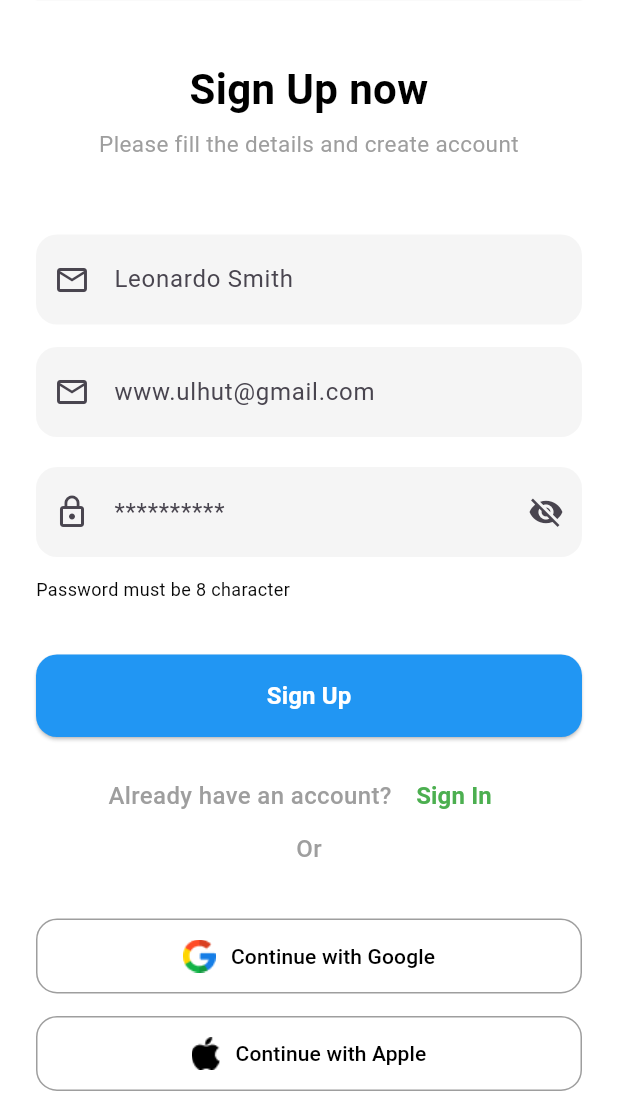
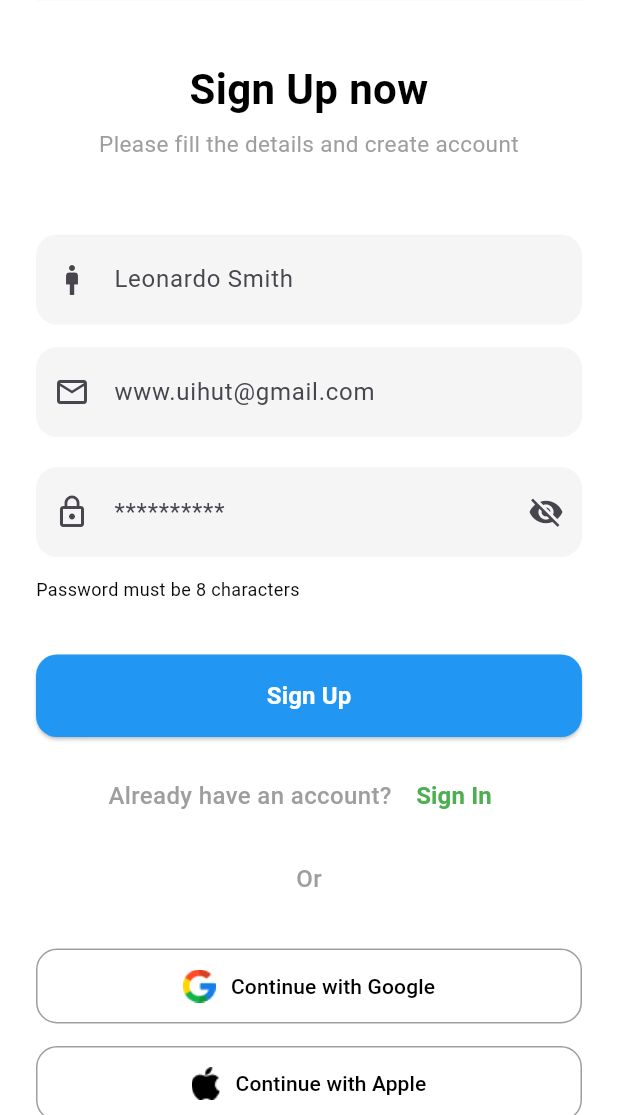
Before and after one commit to rakib02cse/sayara_hub, a Flutter app: the SignUp screen opened by its route, after a tap on "Sign Up", on a phone screen of 412 x 824 dp, the part 121-1236 px from its top. Run offline on Flutter 3.47's test engine with Material 3 defaults, Android fonts, the phone set to English and light mode, and no system bars; our stand-ins replace get, pin_code_fields.

Commit message:
update all

```diff
--- a/lib/config/route_manager/app_route.dart
+++ b/lib/config/route_manager/app_route.dart
@@ -16,7 +16,7 @@ class AppRoutes {
   static const String signUp = "/sign_up.dart";
   static const String splash = "/splash_screen.dart";
   static const String checkEmail = "/check_email_page.dart";
-  static const String otpVerification = "/check_email_page.dart";
+  static const String otpVerification = "/otp_verification_page.dart";
   static const String forgotPasswordPage = "/fotgot_password.dart";
   static const String getStarted1 = "/get_started_page1.dart";
   static const String getStarted2 = "/get_started_page2.dart";
--- a/lib/screens/forgot_password/otp_verification_page.dart
+++ b/lib/screens/forgot_password/otp_verification_page.dart
@@ -46,7 +46,6 @@ class OtpVerificationPage extends StatelessWidget {
             ),
             const SizedBox(height: 12),
 
-            // -> pin_code_fields widget
             PinCodeTextField(
               appContext: context,
               length: 4,
@@ -68,7 +67,6 @@ class OtpVerificationPage extends StatelessWidget {
               cursorColor: Colors.black,
               enableActiveFill: true,
               onChanged: (value) {
-                // optional: handle changes
               },
               onCompleted: (value) {
                 controller.verifyOtp(value);
@@ -83,8 +81,6 @@ class OtpVerificationPage extends StatelessWidget {
                 height: 50,
                 child: ElevatedButton(
                   onPressed: () {
-                    // optionally: call verify with a stored otp value
-                    // controller.verifyOtp(otpValue);
                   },
                   style: ElevatedButton.styleFrom(
                     backgroundColor: Colors.blue,
@@ -99,7 +95,6 @@ class OtpVerificationPage extends StatelessWidget {
 
             const SizedBox(height: 14),
 
-            // resend / timer row
             Row(
               mainAxisAlignment: MainAxisAlignment.spaceBetween,
               children: const [
--- a/lib/screens/get_started/get_started_page2.dart
+++ b/lib/screens/get_started/get_started_page2.dart
@@ -57,14 +57,11 @@ class GetStartedPage2 extends StatelessWidget {
                   ],
                 ),
               ),
-
-              // Bottom Buttons (Skip & Next)
               Padding(
                 padding: const EdgeInsets.only(bottom: 30),
                 child: Row(
                   mainAxisAlignment: MainAxisAlignment.spaceBetween,
                   children: [
-                    // Skip Button
                     TextButton(
                       onPressed: () {
                         Get.offNamed(AppRoutes.getStarted3);
@@ -78,7 +75,6 @@ class GetStartedPage2 extends StatelessWidget {
                       ),
                     ),
 
-                    // Next Button
                     SizedBox(
                       width: size.width * 0.6,
                       height: 55,
--- a/lib/screens/get_started/get_started_page4.dart
+++ b/lib/screens/get_started/get_started_page4.dart
@@ -18,7 +18,6 @@ class GetStartedPage4 extends StatelessWidget {
           child: Column(
             mainAxisAlignment: MainAxisAlignment.spaceBetween,
             children: [
-              // Top Image
               Expanded(
                 flex: 6,
                 child: Center(
@@ -30,7 +29,6 @@ class GetStartedPage4 extends StatelessWidget {
                 ),
               ),
 
-              // Title & Description
               const Expanded(
                 flex: 3,
                 child: Column(
@@ -59,13 +57,11 @@ class GetStartedPage4 extends StatelessWidget {
                 ),
               ),
 
-              // Bottom Buttons (Skip & Next)
               Padding(
                 padding: const EdgeInsets.only(bottom: 30),
                 child: Row(
                   mainAxisAlignment: MainAxisAlignment.spaceBetween,
                   children: [
-                    // Skip Button
                     TextButton(
                       onPressed: () {
                         Get.offNamed(AppRoutes.signIn);
@@ -79,7 +75,6 @@ class GetStartedPage4 extends StatelessWidget {
                       ),
                     ),
 
-                    // Next Button
                     SizedBox(
                       width: size.width * 0.6,
                       height: 55,
--- a/lib/screens/sign_in_screen/controller/sign_in_controller.dart
+++ b/lib/screens/sign_in_screen/controller/sign_in_controller.dart
@@ -24,11 +24,9 @@ class SignInController extends GetxController {
     Future.delayed(const Duration(seconds: 2), () {
       isLoading.value = false;
       Get.snackbar("Success", "Login Successful!");
-      // Get.offNamed(AppRoutes.home);
     });
   }
 
   void goToSignUp() {
-    // Get.toNamed(AppRoutes.signUp);
   }
 }
--- a/lib/screens/sign_up_screen/controller/sign_up_controller.dart
+++ b/lib/screens/sign_up_screen/controller/sign_up_controller.dart
@@ -2,20 +2,24 @@ import 'package:flutter/material.dart';
 import 'package:get/get.dart';
 
 class SignUpController extends GetxController {
+  final nameController = TextEditingController();
   final emailController = TextEditingController();
   final passwordController = TextEditingController();
+
   final isPasswordVisible = false.obs;
   final isLoading = false.obs;
+
 
   void togglePasswordVisibility() {
     isPasswordVisible.value = !isPasswordVisible.value;
   }
 
-  void signIn() {
+  void signUp() {
+    final name = nameController.text.trim();
     final email = emailController.text.trim();
     final password = passwordController.text.trim();
 
-    if (email.isEmpty || password.isEmpty) {
+    if (name.isEmpty || email.isEmpty || password.isEmpty) {
       Get.snackbar("Error", "Please fill in all fields");
       return;
     }
@@ -23,12 +27,18 @@ class SignUpController extends GetxController {
     isLoading.value = true;
     Future.delayed(const Duration(seconds: 2), () {
       isLoading.value = false;
-      Get.snackbar("Success", "Login Successful!");
-      // Get.offNamed(AppRoutes.home);
+      Get.snackbar("Success", "Account created successfully!");
     });
   }
 
-  void goToSignUp() {
-    // Get.toNamed(AppRoutes.signUp);
+  void goToSignIn() {
+  }
+
+  @override
+  void onClose() {
+    nameController.dispose();
+    emailController.dispose();
+    passwordController.dispose();
+    super.onClose();
   }
 }
--- a/lib/screens/sign_up_screen/sign_up.dart
+++ b/lib/screens/sign_up_screen/sign_up.dart
@@ -42,14 +42,12 @@ class SignUp extends StatelessWidget {
               ),
 
               const SizedBox(height: 50),
-
-              // 🟩 Email TextField
               TextField(
-                controller: controller.emailController,
-                keyboardType: TextInputType.emailAddress,
+                controller: controller.nameController,
+                keyboardType: TextInputType.name,
                 decoration: InputDecoration(
                   hintText: "Leonardo Smith",
-                  prefixIcon: const Icon(Icons.email_outlined),
+                  prefixIcon: const Icon(Icons.man_2_outlined),
                   contentPadding:
                       const EdgeInsets.symmetric(vertical: 18, horizontal: 20),
                   filled: true,
@@ -62,13 +60,11 @@ class SignUp extends StatelessWidget {
               ),
 
               const SizedBox(height: 15),
-
-              // 🟩 Email TextField
               TextField(
                 controller: controller.emailController,
                 keyboardType: TextInputType.emailAddress,
                 decoration: InputDecoration(
-                  hintText: "www.ulhut@gmail.com",
+                  hintText: "www.uihut@gmail.com",
                   prefixIcon: const Icon(Icons.email_outlined),
                   contentPadding:
                       const EdgeInsets.symmetric(vertical: 18, horizontal: 20),
@@ -82,8 +78,6 @@ class SignUp extends StatelessWidget {
               ),
 
               const SizedBox(height: 20),
-
-              // 🟩 Password TextField
               Obx(
                 () => TextField(
                   controller: controller.passwordController,
@@ -115,29 +109,23 @@ class SignUp extends StatelessWidget {
 
               Align(
                 alignment: Alignment.centerLeft,
-                child: GestureDetector(
-                  onTap: () {},
                 child: const Text(
-                    "Password must be 8 character",
+                  "Password must be 8 characters",
                   style: TextStyle(
                     color: Color.fromARGB(255, 7, 7, 7),
-                      //fontWeight: FontWeight.w600,
                     fontSize: 12,
-                    ),
                   ),
                 ),
               ),
 
               const SizedBox(height: 35),
-
-              // 🟦 Sign In Button
               Obx(
                 () => SizedBox(
                   width: size.width,
                   height: 55,
                   child: ElevatedButton(
                     onPressed:
-                        controller.isLoading.value ? null : controller.signIn,
+                        controller.isLoading.value ? null : controller.signUp,
                     style: ElevatedButton.styleFrom(
                       backgroundColor: Colors.blue,
                       shape: RoundedRectangleBorder(
@@ -161,6 +149,7 @@ class SignUp extends StatelessWidget {
               ),
 
               const SizedBox(height: 15),
+
               Row(
                 mainAxisAlignment: MainAxisAlignment.center,
                 children: [
@@ -172,16 +161,6 @@ class SignUp extends StatelessWidget {
                       fontWeight: FontWeight.w500,
                     ),
                   ),
-
-                  // const SizedBox(
-                  //     width: size.width * 0.6,
-                  //     height: 55,
-                  //     child: ElevatedButton(
-                  //       onPressed: () {
-                  //         Get.offNamed(AppRoutes.signUp);
-                  //       },
-                  //     ))
-
                   TextButton(
                     onPressed: () {
                       Get.offNamed(AppRoutes.signIn);
@@ -195,21 +174,10 @@ class SignUp extends StatelessWidget {
                       ),
                     ),
                   ),
-
-                  // GestureDetector(
-                  //   onTap: () {Get.offAllNamed(AppRoutes.signUp);},   //controller.goToSignUp,
-                  //   child: const Text(
-                  //     "Sign Up",
-                  //     style: TextStyle(
-                  //       color: Colors.green,
-                  //       fontSize: 16,
-                  //       fontWeight: FontWeight.bold,
-                  //     ),
-                  //   ),
-                  // ),
                 ],
               ),
 
+              const SizedBox(height: 20),
               const Center(
                 child: Text(
                   "Or",
@@ -223,10 +191,8 @@ class SignUp extends StatelessWidget {
 
               const SizedBox(height: 35),
 
-              // 🟤 Social Buttons (Google & Apple in next line)
               Column(
                 children: [
-                  // Google Button
                   SizedBox(
                     width: double.infinity,
                     child: OutlinedButton(
@@ -253,8 +219,6 @@ class SignUp extends StatelessWidget {
                   ),
 
                   const SizedBox(height: 15),
-
-                  // Apple Button
                   SizedBox(
                     width: double.infinity,
                     child: OutlinedButton(
--- a/pubspec.yaml
+++ b/pubspec.yaml
@@ -36,7 +36,8 @@ dependencies:
   # Use with the CupertinoIcons class for iOS style icons.
   cupertino_icons: ^1.0.8
   get: ^4.7.2
-  pin_code_fields: ^7.4.0
+  pin_code_fields: ^8.0.1
+
 
 
 dev_dependencies:
```
Also changed, not shown: lib/screens/forgot_password/controller/forgot_password_controller.dart (+6 -4 lines), lib/screens/forgot_password/fotgot_password.dart (+14 -3 lines), lib/screens/sign_in_screen/sign_in.dart (+1 -45 lines), lib/splash/splash_screen.dart (+2 -12 lines), pubspec.lock. Lines whose indentation alone changed are shown as unchanged.
